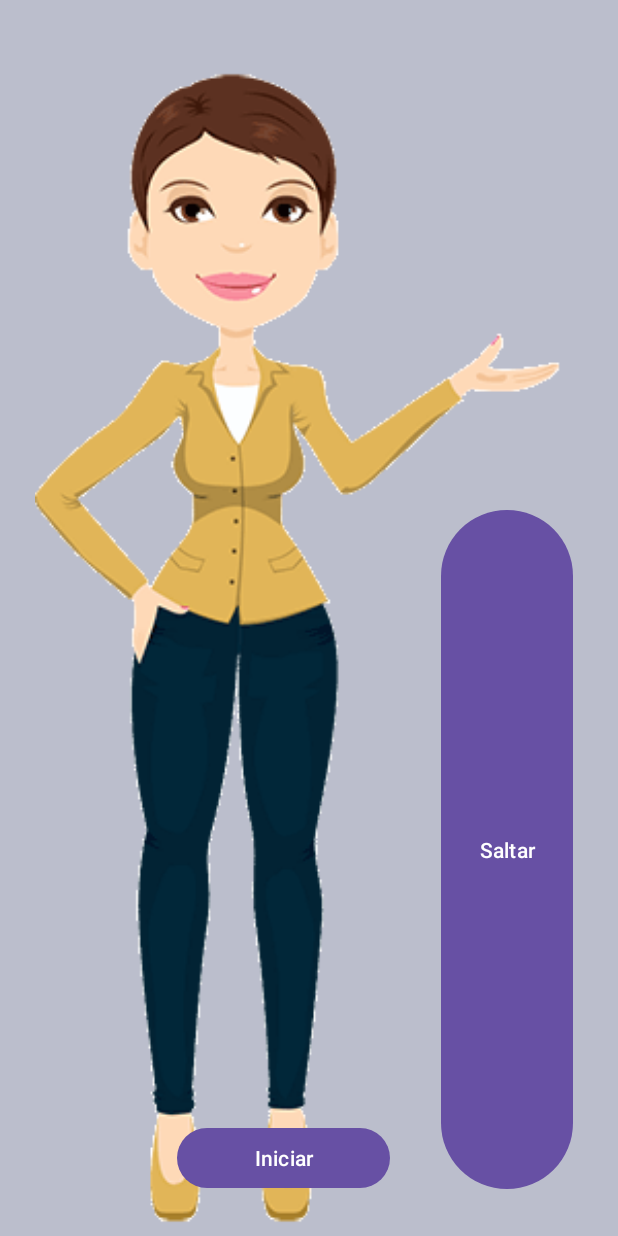
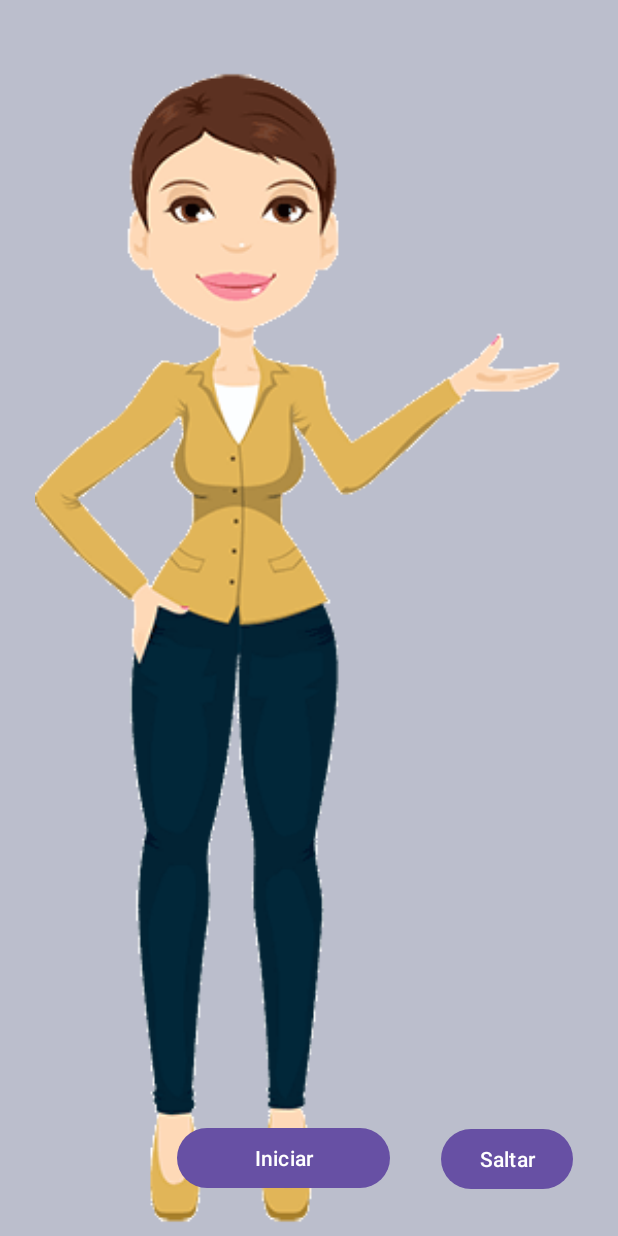
Before and after one commit to NadirEl/Sugandilak, an Android app: the layout activity_main2.xml on its own in the app's theme, with its tools: preview values and no code run, on a phone screen of 412 x 824 dp. Run offline under Robolectric (Android 15) with nearby library versions, the phone set to English and light mode, and no system bars.

Commit message:
Pequeños cambios y notas

```diff
--- a/app/src/main/java/com/example/sugandilak/MainActivity2.java
+++ b/app/src/main/java/com/example/sugandilak/MainActivity2.java
@@ -132,8 +132,8 @@ public class MainActivity2 extends AppCompatActivity {
                 } else {
                     // Cuando se ha mostrado todo el texto, muestra el botón
                     btn_iniciar.setVisibility(View.VISIBLE);
-                     id_gif.setImageResource(0);
-                    id_pr .setVisibility(View.VISIBLE);
+                    //nota de unax: e desactivado la linea que paraba el gif, ya que generaba errores
+                    //id_pr .setVisibility(View.VISIBLE);
 
 
                 }
--- a/app/src/main/java/com/example/sugandilak/jeugo1.java
+++ b/app/src/main/java/com/example/sugandilak/jeugo1.java
@@ -54,7 +54,7 @@ public class jeugo1 extends AppCompatActivity {
                     Intent intent = new Intent(jeugo1.this, MainActivity.class);
                     startActivity(intent);
                 }
-
+                //nota de unax: linea 58 genera error al jugar el mismo juego 2 veces
                 id_img.setBackground(listimg.get(i));
                 System.out.println(listimg.size());
                 i++;
--- a/app/src/main/res/layout/activity_main2.xml
+++ b/app/src/main/res/layout/activity_main2.xml
@@ -44,13 +44,12 @@
         android:id="@+id/skippButton"
         android:layout_width="wrap_content"
         android:layout_height="wrap_content"
-        android:layout_alignParentTop="true"
         android:layout_alignParentEnd="true"
         android:layout_alignParentBottom="true"
-        android:layout_marginTop="336dp"
         android:layout_marginEnd="30dp"
         android:layout_marginBottom="27dp"
-        android:text="Saltar" />
+        android:text="Saltar"
+        android:visibility="visible" />
 
     <ImageView
         android:id="@+id/id_pr"
```
